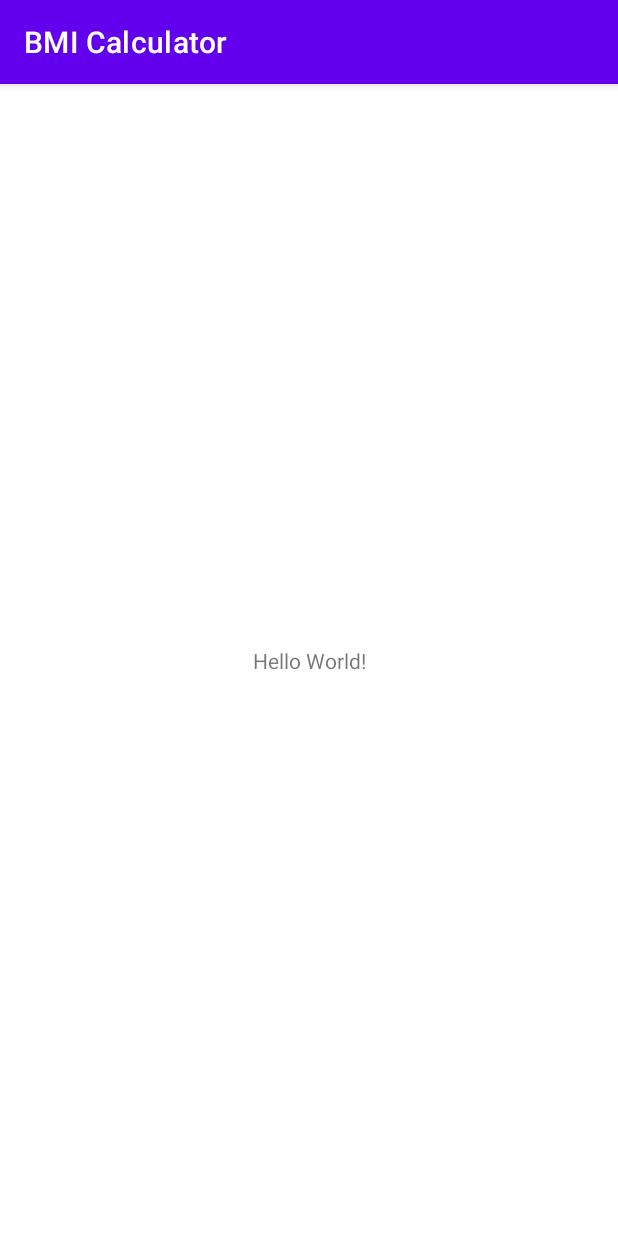
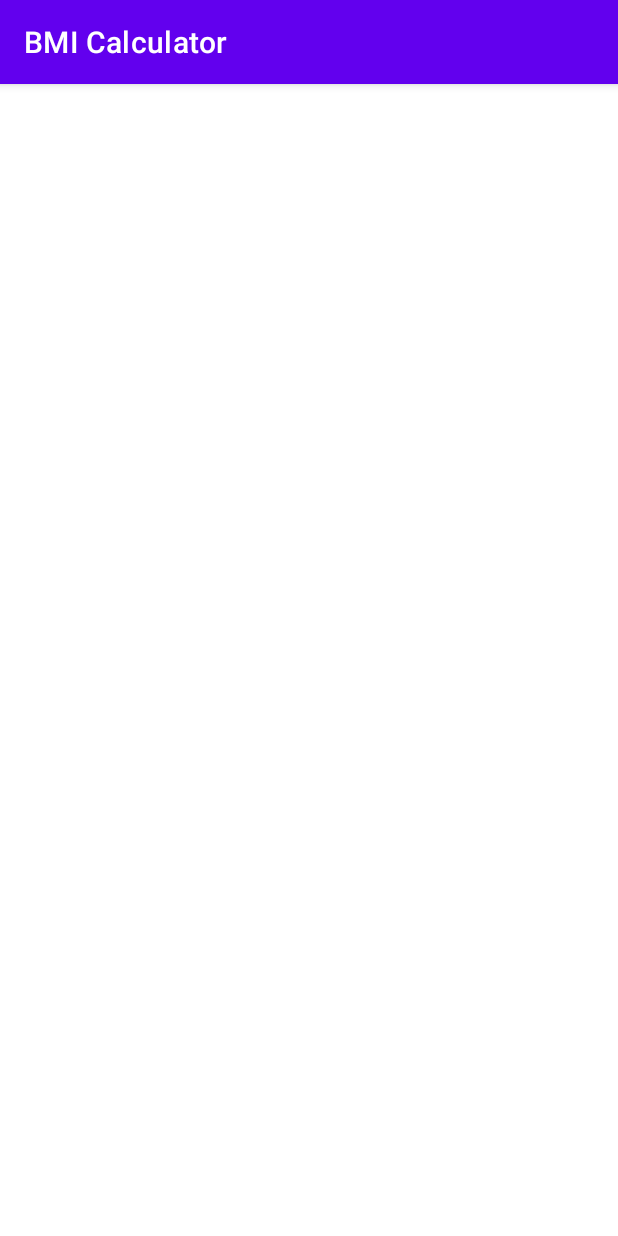
Before and after one commit to njdeane/BMICalculator, an Android app: the screen it shows after launch (MainActivity), on a phone screen of 412 x 824 dp. Run offline under Robolectric (Android 15) with nearby library versions, the phone set to English and light mode, and no system bars.

Commit message:
Fresh layout file to populate bmi calculator view.

```diff
--- a/app/src/main/res/layout/activity_main.xml
+++ b/app/src/main/res/layout/activity_main.xml
@@ -1,20 +1,7 @@
 <?xml version="1.0" encoding="utf-8"?>
-<androidx.constraintlayout.widget.ConstraintLayout xmlns:android="http://schemas.android.com/apk/res/android"
-    xmlns:app="http://schemas.android.com/apk/res-auto"
-    xmlns:tools="http://schemas.android.com/tools"
+<LinearLayout xmlns:android="http://schemas.android.com/apk/res/android"
     android:layout_width="match_parent"
-    android:layout_height="match_parent"
-    tools:context=".MainActivity">
-
-    <TextView
-        android:layout_width="wrap_content"
-        android:layout_height="wrap_content"
-        android:text="Hello World!"
-        app:layout_constraintBottom_toBottomOf="parent"
-        app:layout_constraintLeft_toLeftOf="parent"
-        app:layout_constraintRight_toRightOf="parent"
-        app:layout_constraintTop_toTopOf="parent" />
+    android:layout_height="match_parent">
 
 
-
-</androidx.constraintlayout.widget.ConstraintLayout>
+</LinearLayout>
```
Also changed, not shown: app/src/main/res/layout/tes_layoutfile.xml (deleted, +0 -38 lines).
